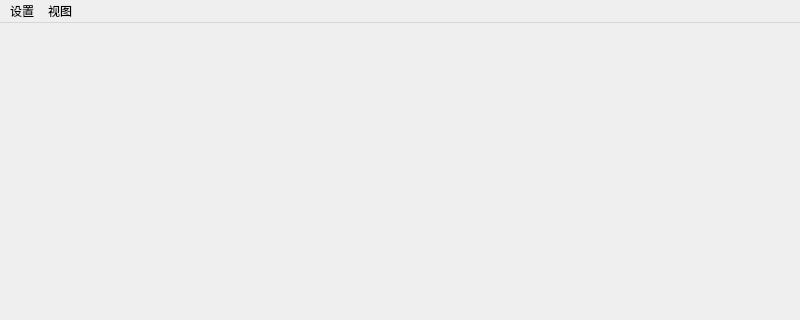
First picture: the form in hikeenat.ui, repository wayneso/HikeenAT, before the edit; both pictures show x 0 to 800 and y 0 to 320 of the 800 by 600 pixel window.
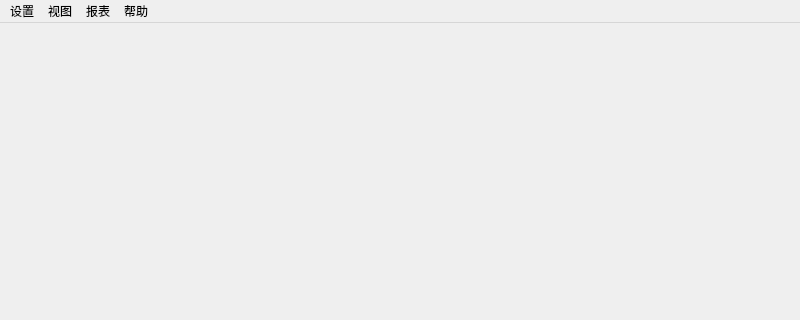
Second picture: the form after the edit.

The edit to the form file:
```diff
--- a/hikeenat.ui
+++ b/hikeenat.ui
@@ -41,8 +41,20 @@
      <string>视图</string>
     </property>
    </widget>
+   <widget class="QMenu" name="menu">
+    <property name="title">
+     <string>报表</string>
+    </property>
+   </widget>
+   <widget class="QMenu" name="menu_2">
+    <property name="title">
+     <string>帮助</string>
+    </property>
+   </widget>
    <addaction name="set_menu"/>
    <addaction name="look_menu"/>
+   <addaction name="menu"/>
+   <addaction name="menu_2"/>
   </widget>
   <widget class="QStatusBar" name="statusbar"/>
  </widget>
```
Left out of the diff: 2 changed lines with no effect on the pictures.
